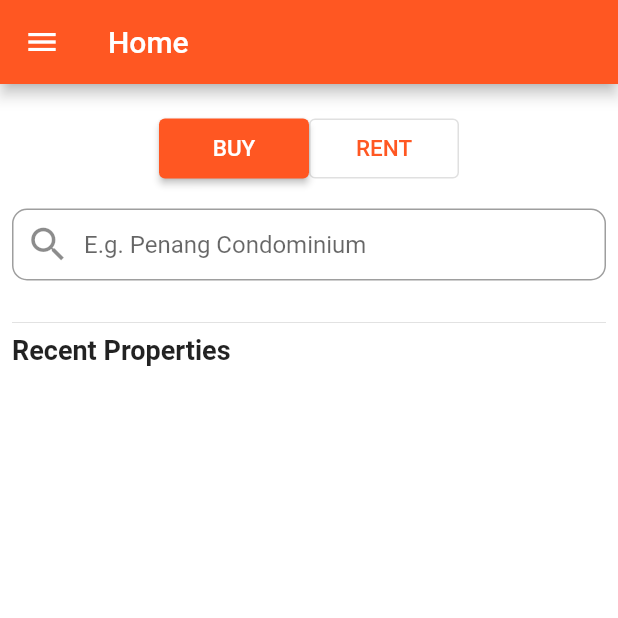
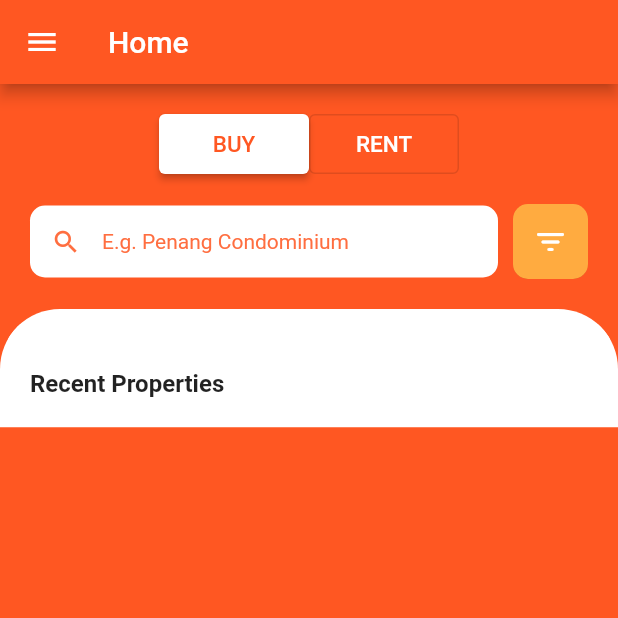
Before and after one commit to taiteng/6002CEM_G4_ProjectJen, a Flutter app: the screen it shows once a user with an empty profile is signed in, on a phone screen of 412 x 824 dp, the top half of it. Run offline on Flutter 3.47's test engine with Material 2 defaults, Android fonts, the phone set to English and light mode, and no system bars; drawn by our look-alikes of hidden_drawer_menu; our stand-ins replace cloud_firestore, file_picker, firebase_auth, firebase_core, firebase_storage, google_sign_in and 2 more; accounts and stored records are empty.

Commit message:
User interface design for home completed. Begin to code the logic for search, filter, favourite and property details.

```diff
--- a/lib/home.dart
+++ b/lib/home.dart
@@ -10,8 +10,10 @@ class Home extends StatefulWidget {
 }
 
 class _HomeState extends State<Home> {
-  final Stream<QuerySnapshot> _property =
-  FirebaseFirestore.instance.collection('Property').orderBy('Date', descending: true).snapshots();
+  final Stream<QuerySnapshot> _property = FirebaseFirestore.instance
+      .collection('Property')
+      .orderBy('Date', descending: true)
+      .snapshots();
 
   bool sellButtonClicked = false;
   bool buyButtonClicked = true;
@@ -30,27 +32,30 @@ class _HomeState extends State<Home> {
   //   }
   // }
 
-
   @override
   Widget build(BuildContext context) {
     return Scaffold(
-      backgroundColor: Colors.white,
+      backgroundColor: Colors.deepOrange,
       body: SingleChildScrollView(
-        child: Padding(
-          padding: const EdgeInsets.all(8.0),
+        child: Column(
+          mainAxisSize: MainAxisSize.min,
+          children: [
+            Padding(
+              padding: const EdgeInsets.all(20.0),
               child: Column(
                 children: [
-              const SizedBox(
-                height: 15,
-              ),
-              Row( //Buttons for Sell and buy
+                  Row(
+                    //Buttons for Sell and buy
                     mainAxisAlignment: MainAxisAlignment.center,
                     children: [
-                  if(buyButtonClicked)
+                      if (buyButtonClicked)
                         ConstrainedBox(
-                      constraints:
-                      const BoxConstraints.tightFor(width: 100, height: 40),
+                          constraints: const BoxConstraints.tightFor(
+                              width: 100, height: 40),
                           child: ElevatedButton(
+                              style: ButtonStyle(
+                                backgroundColor: MaterialStateProperty.all<Color>(Colors.white),
+                              ),
                               onPressed: () {
                                 setState(() {
                                   buyButtonClicked = true;
@@ -60,6 +65,7 @@ class _HomeState extends State<Home> {
                               child: const Text(
                                 "BUY",
                                 style: TextStyle(
+                                  color: Colors.deepOrange,
                                   fontSize: 15,
                                 ),
                               ) //BUY Button
@@ -67,8 +73,8 @@ class _HomeState extends State<Home> {
                         )
                       else
                         ConstrainedBox(
-                      constraints:
-                      const BoxConstraints.tightFor(width: 100, height: 40),
+                          constraints: const BoxConstraints.tightFor(
+                              width: 100, height: 40),
                           child: OutlinedButton(
                               onPressed: () {
                                 setState(() {
@@ -79,17 +85,20 @@ class _HomeState extends State<Home> {
                               child: const Text(
                                 "BUY",
                                 style: TextStyle(
+                                  color: Colors.white,
                                   fontSize: 15,
                                 ),
                               ) //BUY Button
                               ),
                         ),
-
-                  if(sellButtonClicked)
+                      if (sellButtonClicked)
                         ConstrainedBox(
-                      constraints:
-                      const BoxConstraints.tightFor(width: 100, height: 40),
+                          constraints: const BoxConstraints.tightFor(
+                              width: 100, height: 40),
                           child: ElevatedButton(
+                              style: ButtonStyle(
+                                backgroundColor: MaterialStateProperty.all<Color>(Colors.white),
+                              ),
                               onPressed: () {
                                 setState(() {
                                   buyButtonClicked = false;
@@ -99,6 +108,7 @@ class _HomeState extends State<Home> {
                               child: const Text(
                                 "RENT",
                                 style: TextStyle(
+                                  color: Colors.deepOrange,
                                   fontSize: 15,
                                 ),
                               ) //BUY Button
@@ -106,8 +116,8 @@ class _HomeState extends State<Home> {
                         )
                       else
                         ConstrainedBox(
-                      constraints:
-                      const BoxConstraints.tightFor(width: 100, height: 40),
+                          constraints: const BoxConstraints.tightFor(
+                              width: 100, height: 40),
                           child: OutlinedButton(
                             onPressed: () {
                               setState(() {
@@ -118,62 +128,131 @@ class _HomeState extends State<Home> {
                             child: const Text(
                               "RENT",
                               style: TextStyle(
+                                color: Colors.white,
                                 fontSize: 15,
                               ),
-                          ) //BUY Button
+                            ), //BUY Button
                           ),
-                    )
+                        ),
                     ],
                   ),
                   const SizedBox(
                     height: 20,
                   ),
                   ConstrainedBox(
+                    constraints:
+                        const BoxConstraints(minWidth: double.infinity),
+                    child: Column(
+                      children: [
+                        ConstrainedBox(
                           constraints: const BoxConstraints(minWidth: double.infinity),
                           child: Column(
-                  mainAxisAlignment: MainAxisAlignment.center,
-                  crossAxisAlignment: CrossAxisAlignment.center,
                             children: [
-                    TextField(
+                              Row(
+                                children: [
+                                  Expanded(
+                                    child: TextField(
                                       controller: _searchController,
                                       decoration: InputDecoration(
-                        contentPadding: const EdgeInsets.symmetric(),
                                         border: OutlineInputBorder(
                                           borderRadius: BorderRadius.circular(10.0),
-                          borderSide: const BorderSide(width: 0.8),
+                                          borderSide: BorderSide.none,
                                         ),
+                                        focusedBorder: OutlineInputBorder(
+                                          borderRadius: BorderRadius.circular(10.0),
+                                          borderSide: BorderSide(
+                                            color: Colors.transparent,
+                                          ),
+                                        ),
+                                        enabledBorder: OutlineInputBorder(
+                                          borderRadius: BorderRadius.circular(10.0),
+                                          borderSide: BorderSide(
+                                            color: Colors.transparent,
+                                          ),
+                                        ),
+                                        filled: true,
+                                        fillColor: Colors.white,
+                                        contentPadding: const EdgeInsets.symmetric(horizontal: 10.0),
                                         hintText: "E.g. Penang Condominium",
+                                        hintStyle: TextStyle(
+                                          color: Colors.deepOrangeAccent,
+                                        ),
                                         prefixIcon: const Icon(
                                           Icons.search,
-                          size: 30,
+                                          color: Colors.deepOrangeAccent,
+                                          size: 20,
                                         ),
                                       ),
                                       textInputAction: TextInputAction.search,
-                      onSubmitted: (value){
+                                      onSubmitted: (value) {
                                         //_beginSearch();
                                       },
+                                      style: TextStyle(
+                                        fontSize: 14,
+                                        color: Colors.deepOrangeAccent,
+                                      ),
+                                    ),
+                                  ),
+                                  SizedBox(width: 10,),
+                                  ClipRRect(
+                                    borderRadius: BorderRadius.circular(10),
+                                    child: SizedBox(
+                                      width: 50,
+                                      height: 50,
+                                      child: ElevatedButton(
+                                        style: ButtonStyle(
+                                          backgroundColor: MaterialStateProperty.all<Color>(Colors.orangeAccent),
+                                          padding: MaterialStateProperty.all<EdgeInsetsGeometry>(EdgeInsets.zero),
+                                        ),
+                                        onPressed: () {
+
+                                        },
+                                        child: Icon(
+                                          Icons.filter_list_rounded,
+                                          color: Colors.white,
+                                        ),
+                                      ),
+                                    ),
+                                  ),
+                                ],
                               ),
                             ],
                           ),
                         ),
-              const SizedBox(
-                height: 20,
+                      ],
                     ),
-              const Divider(
-                color: Colors.grey,
-                thickness: .2,
-              ),
-              Row(
-                mainAxisAlignment: MainAxisAlignment.start,
-                children: const [
-                  Text(
-                    "Recent Properties",
-                    style: TextStyle(fontSize: 18, fontWeight: FontWeight.bold),
                   ),
                 ],
               ),
-              const SizedBox(
-                height: 10,
+            ),
+            ClipRRect(
+              borderRadius: BorderRadius.only(
+                topLeft: Radius.circular(40),
+                topRight: Radius.circular(40),
+              ),
+              child: Container(
+                decoration: BoxDecoration(
+                  color: Colors.white,
+                  border: Border(
+                    top: BorderSide(
+                      color: Colors.white,
+                      width: 20.0,
+                    ),
+                  ),
+                ),
+                child: Column(
+                  children: [
+                    Padding(
+                      padding: EdgeInsets.all(20.0),
+                      child: Row(
+                        children: [
+                          const Text(
+                            "Recent Properties",
+                            style: TextStyle(
+                                fontSize: 16, fontWeight: FontWeight.bold),
+                          ),
+                        ],
+                      ),
                     ),
                     StreamBuilder(
                       stream: _property,
@@ -182,16 +261,18 @@ class _HomeState extends State<Home> {
                         if (snapshot.hasError) {
                           return const Text('Something went wrong');
                         }
-                  if (snapshot.connectionState == ConnectionState.waiting) {
+                        if (snapshot.connectionState ==
+                            ConnectionState.waiting) {
                           return const Text("Loading");
                         }
                         return ListView(
                           physics: const NeverScrollableScrollPhysics(),
+                          shrinkWrap: true,
                           scrollDirection: Axis.vertical,
-                    shrinkWrap: true,
-                    children:
-                    snapshot.data!.docs.map((DocumentSnapshot document) {
-                      Map<String, dynamic> data = document.data()! as Map<String, dynamic>;
+                          children: snapshot.data!.docs
+                              .map((DocumentSnapshot document) {
+                            Map<String, dynamic> data =
+                                document.data()! as Map<String, dynamic>;
 
                             return HomePropertyList(
                               name: data['Name'],
@@ -208,6 +289,9 @@ class _HomeState extends State<Home> {
                 ),
               ),
             ),
+          ],
+        ),
+      ),
     );
   }
 }
```
Lines whose indentation alone changed are shown as unchanged.
